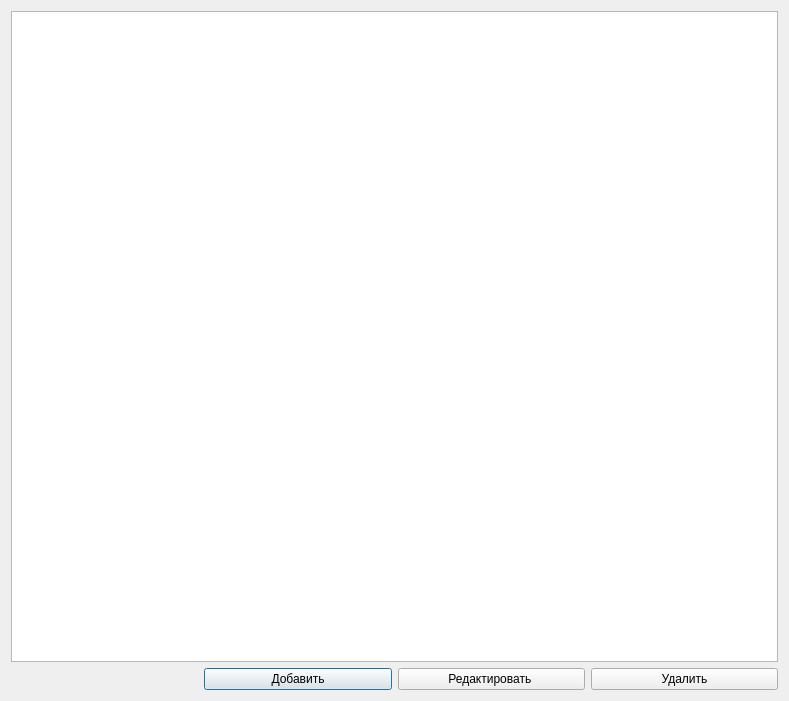
First picture: the form in ARMInspectorGUI/dialog.ui, repository sid1980/ARMInspector, before the edit.
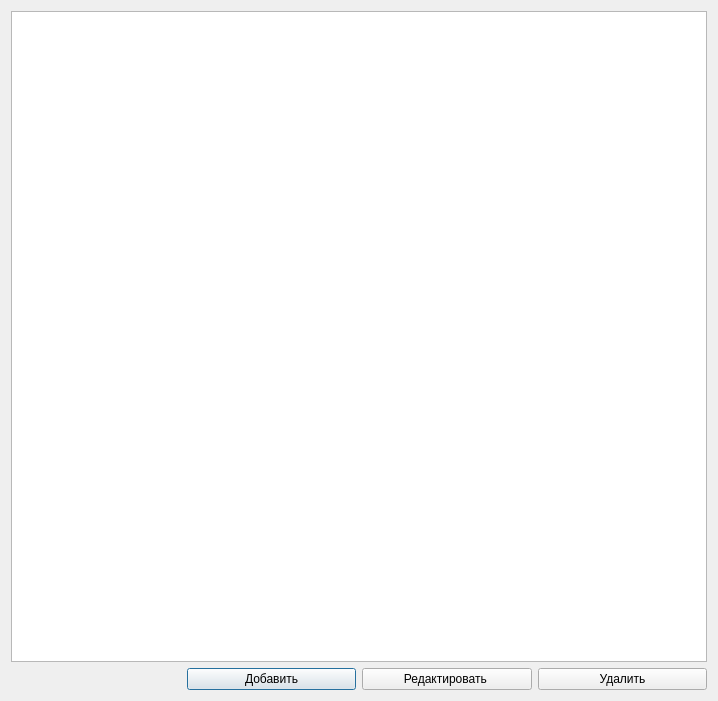
Second picture: the form after the edit.

```diff
--- a/ARMInspectorGUI/dialog.ui
+++ b/ARMInspectorGUI/dialog.ui
@@ -6,7 +6,7 @@
    <rect>
     <x>0</x>
     <y>0</y>
-    <width>789</width>
+    <width>718</width>
     <height>701</height>
    </rect>
   </property>
```
